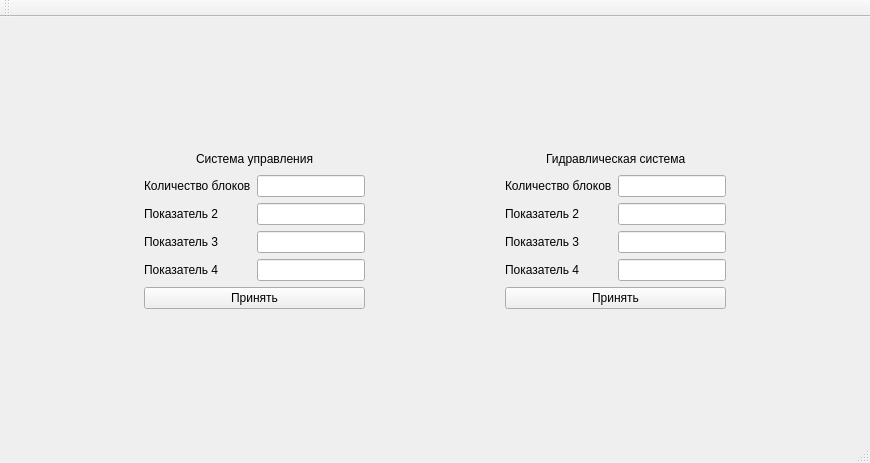
Old version of the form mainwindow.ui in the repository Zioba/MargoDiplom.
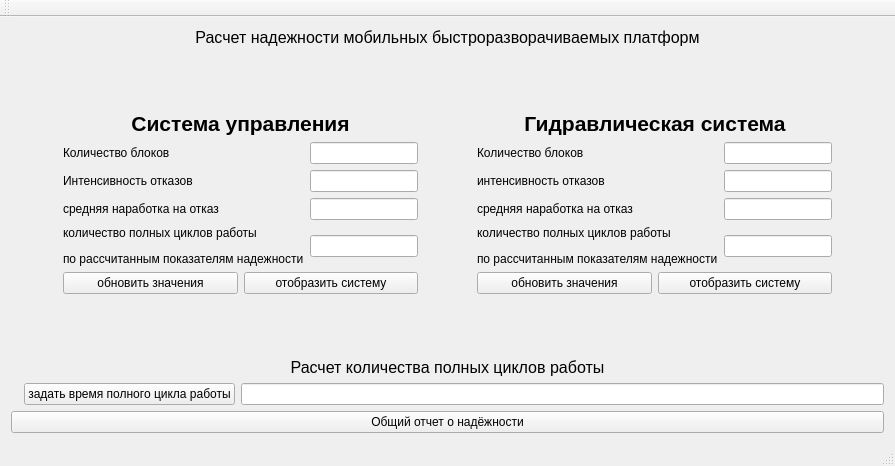
New version of the form.

The edit to the form file:
```diff
--- a/mainwindow.ui
+++ b/mainwindow.ui
@@ -6,8 +6,8 @@
    <rect>
     <x>0</x>
     <y>0</y>
-    <width>870</width>
-    <height>463</height>
+    <width>895</width>
+    <height>466</height>
    </rect>
   </property>
   <property name="windowTitle">
@@ -15,6 +15,13 @@
   </property>
   <widget class="QWidget" name="centralWidget">
    <layout class="QVBoxLayout" name="verticalLayout">
+    <item>
+     <widget class="QLabel" name="label_12">
+      <property name="text">
+       <string>&lt;html&gt;&lt;head/&gt;&lt;body&gt;&lt;p align=&quot;center&quot;&gt;&lt;span style=&quot; font-size:12pt;&quot;&gt;Расчет надежности мобильных быстроразворачиваемых платформ&lt;/span&gt;&lt;/p&gt;&lt;/body&gt;&lt;/html&gt;</string>
+      </property>
+     </widget>
+    </item>
     <item>
      <spacer name="verticalSpacer">
       <property name="orientation">
@@ -22,14 +29,14 @@
       </property>
       <property name="sizeHint" stdset="0">
        <size>
-        <width>20</width>
-        <height>107</height>
+        <width>17</width>
+        <height>25</height>
        </size>
       </property>
      </spacer>
     </item>
     <item>
-     <layout class="QHBoxLayout" name="horizontalLayout_3">
+     <layout class="QHBoxLayout" name="horizontalLayout_6">
       <item>
        <spacer name="horizontalSpacer">
         <property name="orientation">
@@ -63,7 +70,7 @@
           <item>
            <widget class="QLabel" name="label_9">
             <property name="text">
-             <string>Система управления</string>
+             <string>&lt;html&gt;&lt;head/&gt;&lt;body&gt;&lt;p align=&quot;center&quot;&gt;&lt;span style=&quot; font-size:16pt; font-weight:600;&quot;&gt;Система управления&lt;/span&gt;&lt;/p&gt;&lt;/body&gt;&lt;/html&gt;</string>
             </property>
            </widget>
           </item>
@@ -97,7 +104,7 @@
           <item row="1" column="0">
            <widget class="QLabel" name="label_2">
             <property name="text">
-             <string>Показатель 2</string>
+             <string>&lt;html&gt;&lt;head/&gt;&lt;body&gt;&lt;p&gt;Интенсивность отказов&lt;/p&gt;&lt;/body&gt;&lt;/html&gt;</string>
             </property>
            </widget>
           </item>
@@ -107,7 +114,7 @@
           <item row="2" column="0">
            <widget class="QLabel" name="label_3">
             <property name="text">
-             <string>Показатель 3</string>
+             <string>средняя наработка на отказ</string>
             </property>
            </widget>
           </item>
@@ -117,7 +124,7 @@
           <item row="3" column="0">
            <widget class="QLabel" name="label_11">
             <property name="text">
-             <string>Показатель 4</string>
+             <string>&lt;html&gt;&lt;head/&gt;&lt;body&gt;&lt;p&gt;количество полных циклов работы &lt;/p&gt;&lt;p&gt;по рассчитанным показателям надежности&lt;/p&gt;&lt;/body&gt;&lt;/html&gt;</string>
             </property>
            </widget>
           </item>
@@ -127,11 +134,22 @@
          </layout>
         </item>
         <item row="2" column="0">
-         <widget class="QPushButton" name="controlBut">
-          <property name="text">
-           <string>Принять</string>
-          </property>
-         </widget>
+         <layout class="QHBoxLayout" name="horizontalLayout_3">
+          <item>
+           <widget class="QPushButton" name="controlBut">
+            <property name="text">
+             <string>обновить значения</string>
+            </property>
+           </widget>
+          </item>
+          <item>
+           <widget class="QPushButton" name="pushButton">
+            <property name="text">
+             <string>отобразить систему</string>
+            </property>
+           </widget>
+          </item>
+         </layout>
         </item>
        </layout>
       </item>
@@ -149,8 +167,8 @@
        </spacer>
       </item>
       <item>
-       <layout class="QVBoxLayout" name="verticalLayout_2">
-        <item>
+       <layout class="QGridLayout" name="gridLayout_4">
+        <item row="0" column="0">
          <layout class="QHBoxLayout" name="horizontalLayout_2">
           <item>
            <spacer name="horizontalSpacer_7">
@@ -168,7 +186,7 @@
           <item>
            <widget class="QLabel" name="label_10">
             <property name="text">
-             <string>Гидравлическая система</string>
+             <string>&lt;html&gt;&lt;head/&gt;&lt;body&gt;&lt;p align=&quot;center&quot;&gt;&lt;span style=&quot; font-size:16pt; font-weight:600;&quot;&gt;Гидравлическая система&lt;/span&gt;&lt;/p&gt;&lt;/body&gt;&lt;/html&gt;</string>
             </property>
            </widget>
           </item>
@@ -187,12 +205,12 @@
           </item>
          </layout>
         </item>
-        <item>
+        <item row="1" column="0">
          <layout class="QGridLayout" name="gridLayout_3">
           <item row="1" column="0">
            <widget class="QLabel" name="label_6">
             <property name="text">
-             <string>Показатель 2</string>
+             <string>интенсивность отказов</string>
             </property>
            </widget>
           </item>
@@ -215,14 +233,14 @@
           <item row="3" column="0">
            <widget class="QLabel" name="label_8">
             <property name="text">
-             <string>Показатель 4</string>
+             <string>&lt;html&gt;&lt;head/&gt;&lt;body&gt;&lt;p&gt;количество полных циклов работы &lt;/p&gt;&lt;p&gt;по рассчитанным показателям надежности&lt;/p&gt;&lt;/body&gt;&lt;/html&gt;</string>
             </property>
            </widget>
           </item>
           <item row="2" column="0">
            <widget class="QLabel" name="label_7">
             <property name="text">
-             <string>Показатель 3</string>
+             <string>средняя наработка на отказ</string>
             </property>
            </widget>
           </item>
@@ -231,12 +249,23 @@
           </item>
          </layout>
         </item>
-        <item>
-         <widget class="QPushButton" name="gidravlBut">
-          <property name="text">
-           <string>Принять</string>
-          </property>
-         </widget>
+        <item row="2" column="0">
+         <layout class="QHBoxLayout" name="horizontalLayout_5">
+          <item>
+           <widget class="QPushButton" name="gidravlBut">
+            <property name="text">
+             <string>обновить значения</string>
+            </property>
+           </widget>
+          </item>
+          <item>
+           <widget class="QPushButton" name="pushButton_2">
+            <property name="text">
+             <string>отобразить систему</string>
+            </property>
+           </widget>
+          </item>
+         </layout>
         </item>
        </layout>
       </item>
@@ -263,11 +292,46 @@
       <property name="sizeHint" stdset="0">
        <size>
         <width>20</width>
-        <height>106</height>
+        <height>25</height>
        </size>
       </property>
      </spacer>
     </item>
+    <item>
+     <widget class="QLabel" name="label_13">
+      <property name="text">
+       <string>&lt;html&gt;&lt;head/&gt;&lt;body&gt;&lt;p align=&quot;center&quot;&gt;&lt;span style=&quot; font-size:12pt;&quot;&gt;Расчет количества полных циклов работы&lt;/span&gt;&lt;/p&gt;&lt;/body&gt;&lt;/html&gt;</string>
+      </property>
+     </widget>
+    </item>
+    <item>
+     <layout class="QHBoxLayout" name="horizontalLayout_4">
+      <item>
+       <widget class="QLabel" name="label_4">
+        <property name="text">
+         <string/>
+        </property>
+       </widget>
+      </item>
+      <item>
+       <widget class="QPushButton" name="pushButton_3">
+        <property name="text">
+         <string>задать время полного цикла работы</string>
+        </property>
+       </widget>
+      </item>
+      <item>
+       <widget class="QLineEdit" name="lineEdit"/>
+      </item>
+     </layout>
+    </item>
+    <item>
+     <widget class="QPushButton" name="pushButton_4">
+      <property name="text">
+       <string>Общий отчет о надёжности</string>
+      </property>
+     </widget>
+    </item>
    </layout>
   </widget>
   <widget class="QMenuBar" name="menuBar">
```
Left out of the diff: 4 changed lines with no effect on the pictures.
